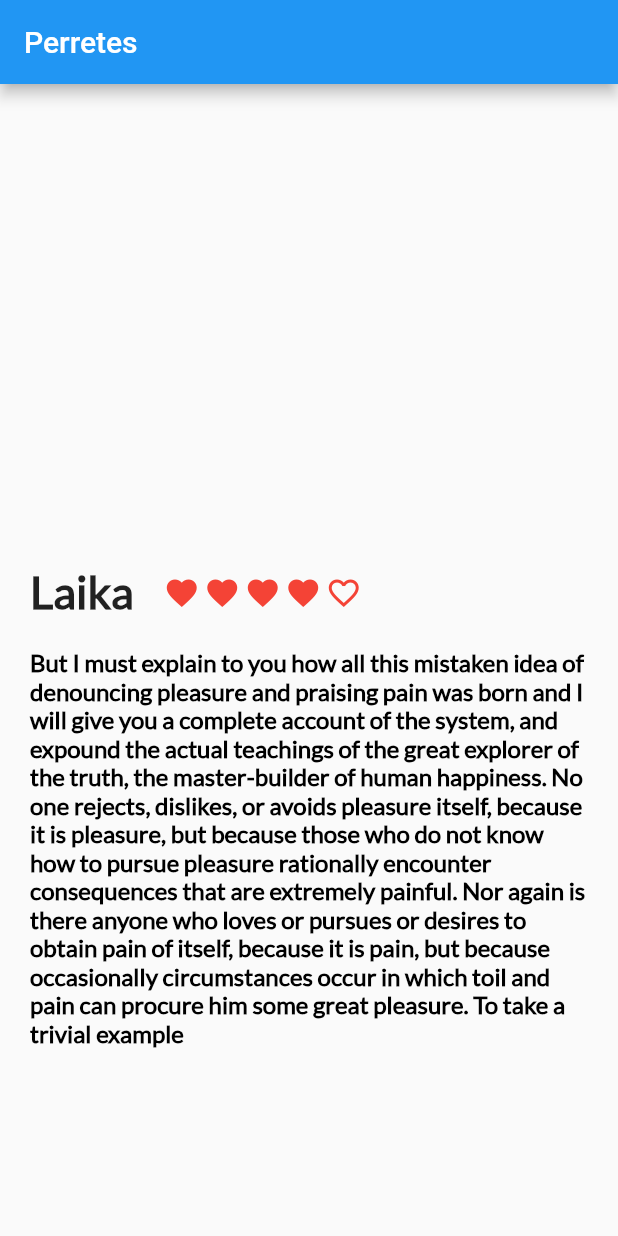
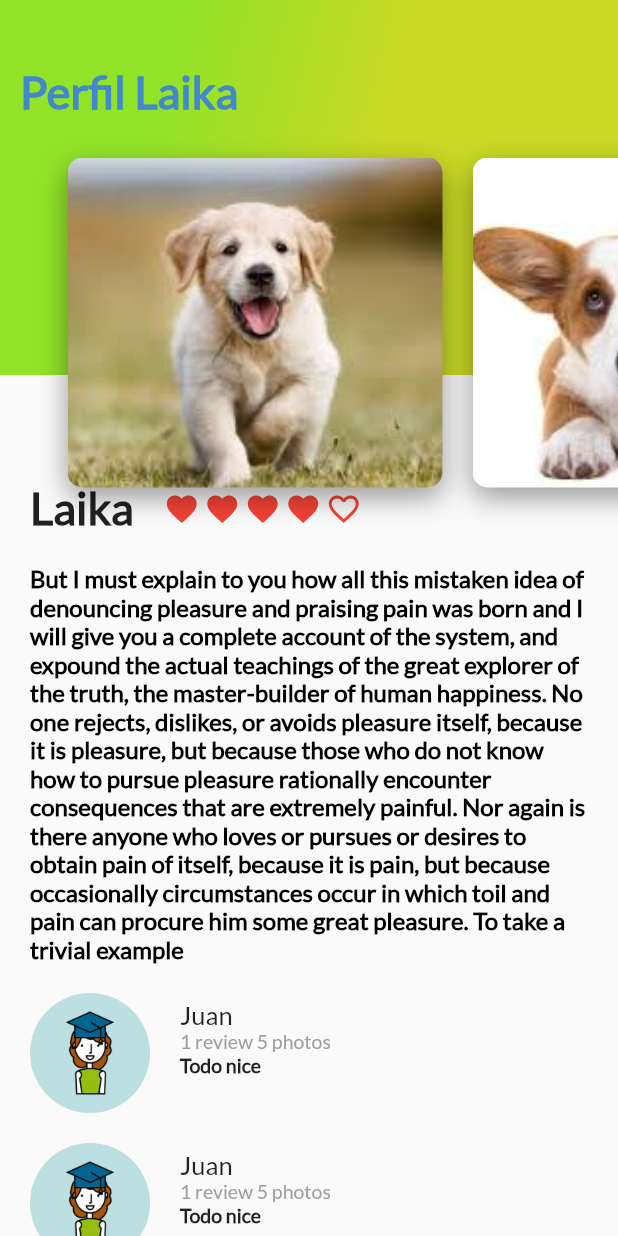
Before and after one commit to lsrigueira/perretes, a Flutter app: the screen it shows after launch, on a phone screen of 412 x 824 dp. Run offline on Flutter 3.47's test engine with Material 2 defaults, Android fonts, the phone set to English and light mode, and no system bars.

Commit message:
Great Front Improvements. Need to order .dart files

```diff
--- /dev/null
+++ b/lib/card_image.dart
@@ -0,0 +1,40 @@
+import 'package:flutter/cupertino.dart';
+import 'package:flutter/material.dart';
+
+
+class CardImage extends StatelessWidget{
+
+  String pathfile = "/assets/img/cachorro1.jpeg";
+
+  CardImage(this.pathfile);
+
+  @override
+  Widget build(BuildContext context) {
+    // TODO: implement build
+
+    final card = Container(
+      height: 350.0,
+      width: 250.0,
+      margin: EdgeInsets.only(
+        top: 80.0,
+        left: 20.0
+      ),
+      decoration: BoxDecoration(
+        image: DecorationImage(
+          fit: BoxFit.cover,
+          image: AssetImage(pathfile)
+        ),
+         borderRadius: BorderRadius.all(Radius.circular(10.0)),
+         shape: BoxShape.rectangle,
+         boxShadow: <BoxShadow>[
+           BoxShadow (
+             color: Colors.black38,
+             blurRadius: 15.0,
+             offset: Offset(0.0,7.0)
+           )
+         ]
+      ),
+    );
+    return card;
+  }
+}
--- /dev/null
+++ b/lib/card_image_list.dart
@@ -0,0 +1,28 @@
+import 'package:flutter/material.dart';
+import 'package:proyectoprova/card_image.dart';
+
+class CardImageList extends StatelessWidget{
+  @override
+  Widget build(BuildContext context) {
+    // TODO: implement build
+
+
+    return Container(
+      height: 350.0,
+      child: ListView(
+        padding: EdgeInsets.all(25.0),
+        scrollDirection: Axis.horizontal,
+        children: <Widget>[
+          CardImage("assets/img/cachorro1.jpeg"),
+          CardImage("assets/img/cachorro2.jpeg"),
+          CardImage("assets/img/cachorro3.jpeg"),
+          CardImage("assets/img/cachorro4.jpeg"),
+          CardImage("assets/img/cachorro5.jpeg"),
+        ],
+
+      ),
+    );
+
+  }
+
+}
--- /dev/null
+++ b/lib/gradient_back.dart
@@ -0,0 +1,40 @@
+import 'package:flutter/material.dart';
+
+class GradientBack extends StatelessWidget{
+
+  String titulo = "Cachorros";
+  GradientBack(this.titulo);
+
+  @override
+  Widget build(BuildContext context) {
+    // TODO: implement build
+
+    return Container(
+      height: 250.0,
+      decoration: BoxDecoration(
+        gradient: LinearGradient(
+          colors: [
+            Color(0xFF91E327),
+            Color(0XFFC9D925)
+          ],
+              begin: FractionalOffset(0.3, 0.0),
+              end: FractionalOffset(1.0, 0.3),
+              stops:[0.0, 0.5],
+              tileMode: TileMode.clamp
+        ),
+      ),
+      child: Text(
+        titulo,
+        style: TextStyle(
+          color: Color(0xFF4189CC),
+          fontSize: 30.0,
+          fontFamily: "Lato",
+          fontWeight: FontWeight.bold
+        ),
+      ),
+      alignment: Alignment(-0.9,-0.6),
+    );
+  }
+
+
+}
--- /dev/null
+++ b/lib/header.dart
@@ -0,0 +1,17 @@
+import 'package:flutter/material.dart';
+import 'package:proyectoprova/gradient_back.dart';
+import  "package:proyectoprova/card_image_list.dart";
+
+class Header extends StatelessWidget{
+  @override
+  Widget build(BuildContext context) {
+    // TODO: implement build
+    return Stack(
+      children: <Widget>[
+        GradientBack("Perfil Laika"),
+        CardImageList()
+      ],
+    );
+  }
+
+}
--- a/lib/main.dart
+++ b/lib/main.dart
@@ -1,6 +1,10 @@
 import 'package:flutter/cupertino.dart';
 import 'package:flutter/material.dart';
+import 'package:flutter/services.dart';
 import 'package:proyectoprova/description_place.dart';
+import 'package:proyectoprova/header.dart';
+import 'package:proyectoprova/review.dart';
+import 'package:proyectoprova/header.dart';
 
 void main() {
   runApp(MyApp());
@@ -10,6 +14,9 @@ class MyApp extends StatelessWidget {
   // This widget is the root of your application.
   @override
   Widget build(BuildContext context) {
+    SystemChrome.setSystemUIOverlayStyle(SystemUiOverlayStyle(
+      statusBarColor: Colors.transparent
+    ));
     return MaterialApp(
       title: 'Flutter Demo',
       theme: ThemeData(
@@ -29,11 +36,25 @@ class MyApp extends StatelessWidget {
         visualDensity: VisualDensity.adaptivePlatformDensity,
       ),
       home: Scaffold(
-        appBar: AppBar(
-          title: Text("Perretes"),
-        ),
-          body: new DescriptionPlace("Laika",4,"lore ipsum"),
-      )
+          //body: new DescriptionPlace("Laika",4,"lore ipsum"),
+        body: Stack(
+            children: <Widget>[
+              ListView(
+                children: <Widget>[
+                  DescriptionPlace("Laika",4,"lore ipsum"),
+                  Column(
+                    children: <Widget>[
+                    Review("assets/img/avatar1.jpg", "Juan", "1 review 5 photos", "Todo nice"),
+                    Review("assets/img/avatar1.jpg", "Juan", "1 review 5 photos", "Todo nice"),
+                    Review("assets/img/avatar1.jpg", "Juan", "1 review 5 photos", "Todo nice"),
+                    ],
+                  ),
+                ],
+              ),
+              Header(),
+            ],
+        )
+      ),
     );
   }
 }
--- a/lib/review.dart
+++ b/lib/review.dart
@@ -4,8 +4,67 @@ import 'package:flutter/material.dart';
 class Review extends StatelessWidget{
 
   String pathimage = "assets/img/avatar1.jpn";
+  String usernametext = "Juan Calavera";
+  String details = "ola";
+  String comment = "All nice from here";
+
+  Review(this.pathimage,this.usernametext, this.details, this.comment);
 
   Widget build(BuildContext context){
+
+    final userComment =Container(
+      margin: EdgeInsets.only(
+          left: 20.0
+      ),
+      child: Text(
+        comment,
+        textAlign: TextAlign.left,
+        style: TextStyle(
+          fontFamily: "Lato",
+          fontSize: 13.0,
+          fontWeight: FontWeight.w900,
+        ),
+      ),
+    );
+
+    final userInfo = Container(
+      margin: EdgeInsets.only(
+          left: 20.0
+      ),
+      child: Text(
+          details,
+        textAlign: TextAlign.left,
+        style: TextStyle(
+          fontFamily: "Lato",
+          fontSize: 13.0,
+          color: Colors.grey,
+        ),
+      ),
+    );
+
+
+    final username = Container(
+      margin: EdgeInsets.only(
+        left: 20.0
+      ),
+      child: Text(
+          usernametext,
+          textAlign: TextAlign.left,
+        style: TextStyle(
+          fontFamily: "Lato",
+          fontSize: 17.0,
+        ),
+      ),
+    );
+
+    final userdetails = Column(
+      crossAxisAlignment: CrossAxisAlignment.start,
+      children: <Widget>[
+          username,
+          userInfo,
+          userComment
+      ],
+    );
 
    final photo = Container(
      margin: EdgeInsets.only(
@@ -24,9 +83,12 @@ class Review extends StatelessWidget{
      ),
    );
 
+   return Row(
+     children: <Widget>[
+       photo,
+       userdetails
+     ],
 
-
-
-
+   );
   }
 }
--- a/pubspec.yaml
+++ b/pubspec.yaml
@@ -48,6 +48,11 @@ flutter:
   assets:
     - assets/img/avatar1.jpg
     - assets/img/golden.jpg
+    - assets/img/cachorro1.jpeg
+    - assets/img/cachorro2.jpeg
+    - assets/img/cachorro3.jpeg
+    - assets/img/cachorro4.jpeg
+    - assets/img/cachorro5.jpeg
 
 
   # To add assets to your application, add an assets section, like this:
```
Also changed, not shown: assets/img/cachorro1.jpeg (added), assets/img/cachorro2.jpeg (added), assets/img/cachorro3.jpeg (added), assets/img/cachorro4.jpeg (added), assets/img/cachorro5.jpeg (added).
